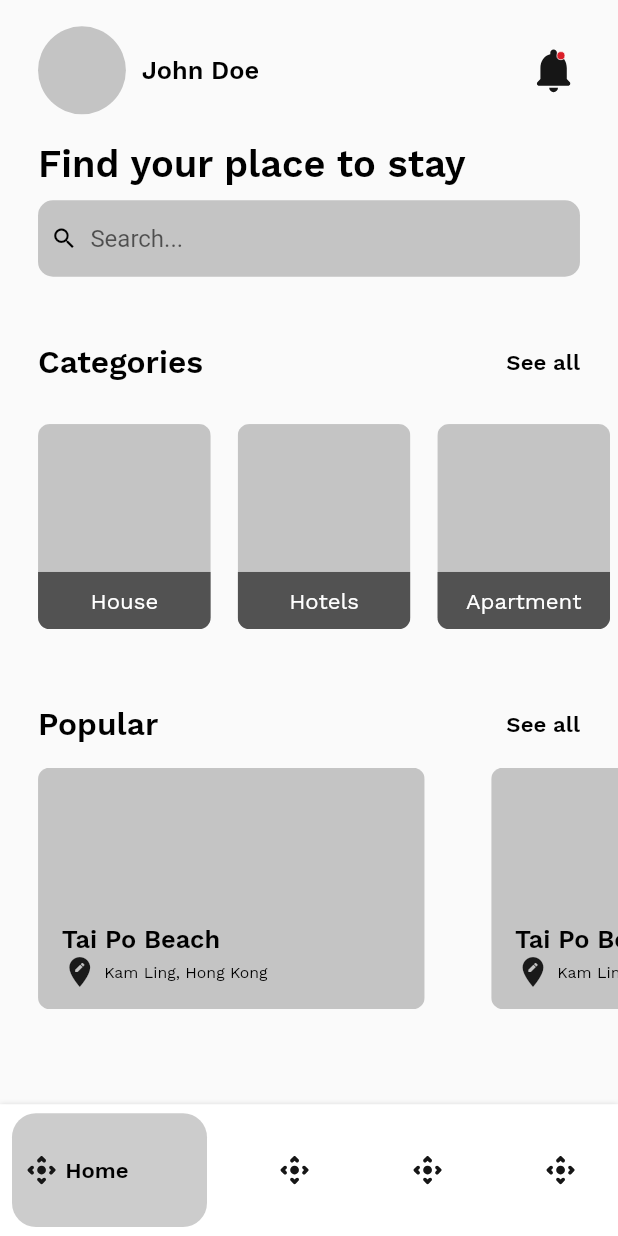
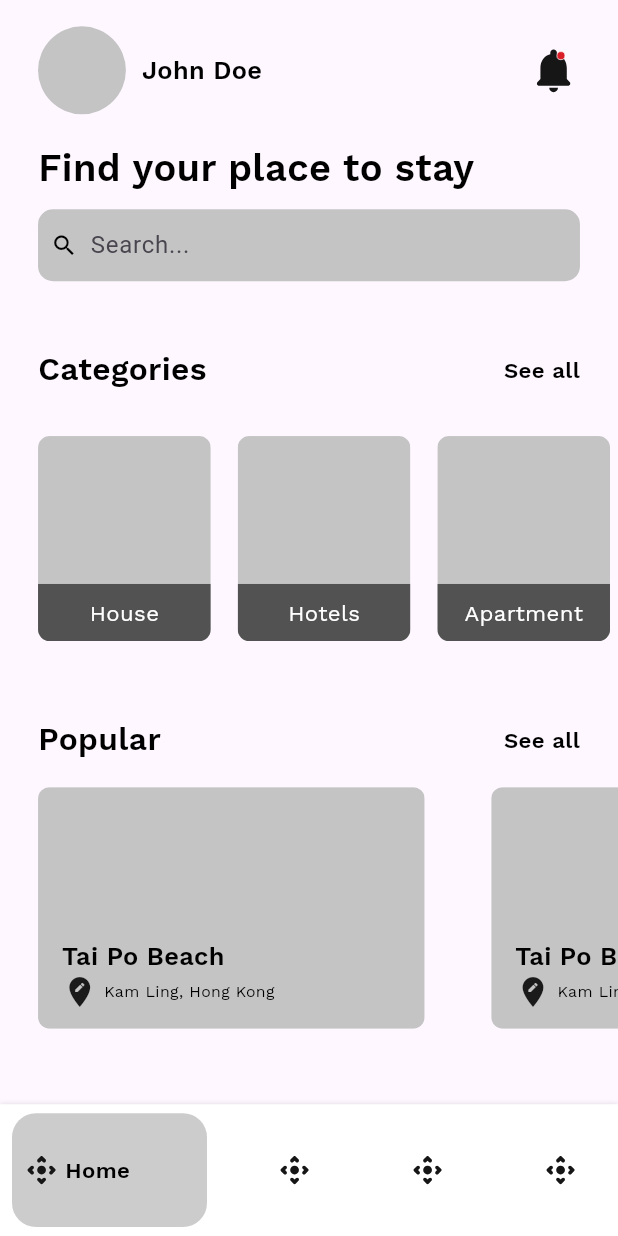
Before and after one commit to Riyumimo/personal_project, a Flutter app: the screen it shows after launch, on a phone screen of 412 x 824 dp. Run offline on Flutter 3.47's test engine with Material 2 defaults, Android fonts, the phone set to English and light mode, and no system bars; drawn by our look-alikes of bottom_navy_bar; our stand-ins replace bloc, firebase_auth, firebase_core, flutter_bloc, flutter_screenutil, flutter_svg and 3 more; accounts and stored records are empty.

Commit message:
make theme using cubit

```diff
--- a/lib/main.dart
+++ b/lib/main.dart
@@ -1,8 +1,9 @@
 import 'package:dicoding_project/firebase_options.dart';
-import 'package:dicoding_project/presentation/auth/login/login_screen.dart';
+import 'package:dicoding_project/presentation/bloc/cubit/theme_cubit.dart';
 import 'package:dicoding_project/route.dart';
 import 'package:firebase_core/firebase_core.dart';
 import 'package:flutter/material.dart';
+import 'package:flutter_bloc/flutter_bloc.dart';
 import 'package:flutter_screenutil/flutter_screenutil.dart';
 
 void main() async {
@@ -19,13 +20,20 @@ class MyApp extends StatelessWidget {
   @override
   Widget build(BuildContext context) {
     // final route = AppRoute();
-    return ScreenUtilInit(
-      designSize: const Size(390, 844),
-      builder: (context, child) => MaterialApp.router(
-        debugShowCheckedModeBanner: false,
-        title: "UI KIT",
-        themeMode: ThemeMode.light,
-        routerConfig: AppRoute().route,
+    return BlocProvider(
+      create: (context) => ThemeCubit()..getThemeFromPref(),
+      child: ScreenUtilInit(
+        designSize: const Size(390, 844),
+        builder: (context, child) =>
+            BlocBuilder<ThemeCubit, ThemeData>(builder: (context, theme) {
+          return MaterialApp.router(
+            debugShowCheckedModeBanner: false,
+            title: "UI KIT",
+            theme: theme,
+            // themeMode: theme,
+            routerConfig: AppRoute().route,
+          );
+        }),
       ),
     );
   }
--- a/lib/presentation/auth/login/login_screen.dart
+++ b/lib/presentation/auth/login/login_screen.dart
@@ -3,9 +3,8 @@
 import 'package:dicoding_project/presentation/auth/register/register_screen.dart';
 import 'package:dicoding_project/presentation/main_page/main_page.dart';
 import 'package:dicoding_project/services/auth/login_services/login_services.dart';
-import 'package:dicoding_project/services/send_message/send_message.dart';
+// import 'package:dicoding_project/services/send_message/send_message.dart';
 import 'package:flutter/material.dart';
-import 'package:info_popup/info_popup.dart';
 
 class LoginScreen extends StatefulWidget {
   const LoginScreen({Key? key}) : super(key: key);
@@ -19,7 +18,7 @@ class _LoginViewState extends State<LoginScreen> {
   TextEditingController nameController = TextEditingController();
   TextEditingController emailController = TextEditingController();
   TextEditingController passwordController = TextEditingController();
-  final MessageEvent _event = MessageEvent();
+  // final MessageEvent _event = MessageEvent();
   final _formKey = GlobalKey<FormState>();
   final LoginServices _loginServices = LoginServices();
 
--- a/lib/route.dart
+++ b/lib/route.dart
@@ -1,9 +1,7 @@
 import 'package:dicoding_project/presentation/auth/login/login_screen.dart';
 import 'package:dicoding_project/presentation/auth/register/register_screen.dart';
-import 'package:dicoding_project/presentation/home/home_screen.dart';
 import 'package:dicoding_project/presentation/main_page/main_page.dart';
 import 'package:dicoding_project/presentation/payment/check_out_screen.dart';
-import 'package:flutter/material.dart';
 import 'package:go_router/go_router.dart';
 
 class AppRoute {
--- a/pubspec.yaml
+++ b/pubspec.yaml
@@ -43,6 +43,7 @@ dependencies:
   google_fonts: ^6.1.0
   http: ^1.1.0
   info_popup: ^4.3.1
+  shared_preferences: ^2.2.2
 
 dev_dependencies:
   build_runner: ^2.4.6
```
Also changed, not shown: lib/presentation/bloc/cubit/theme_cubit.dart (+31 -9 lines), pubspec.lock, 1 other file.
